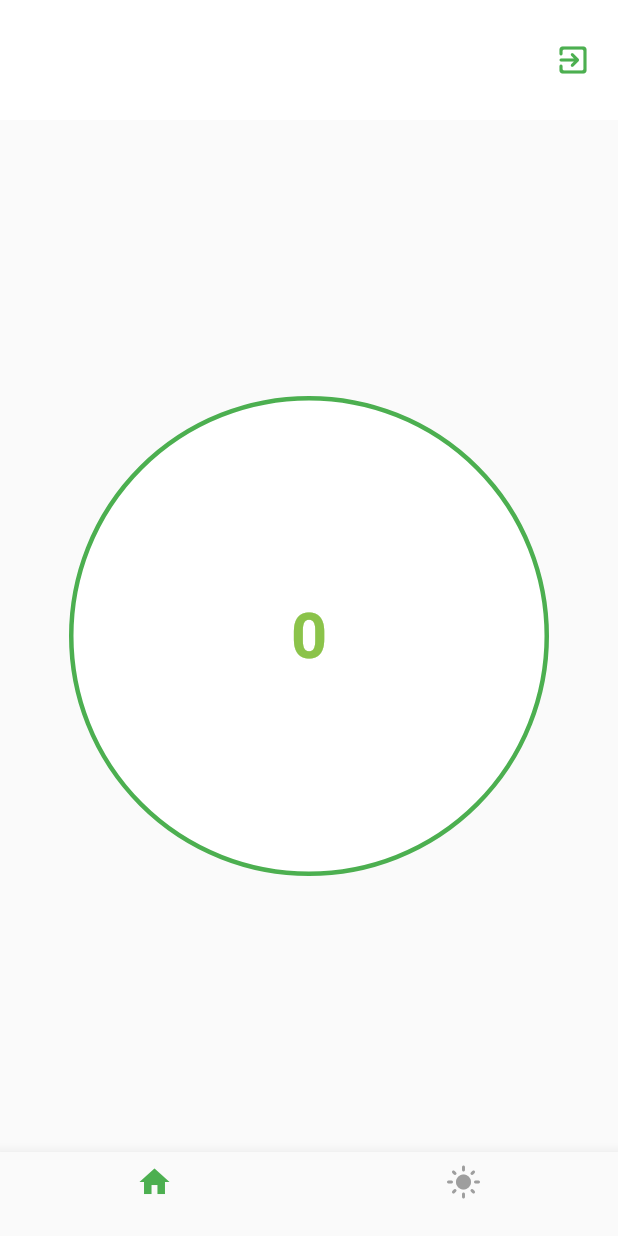
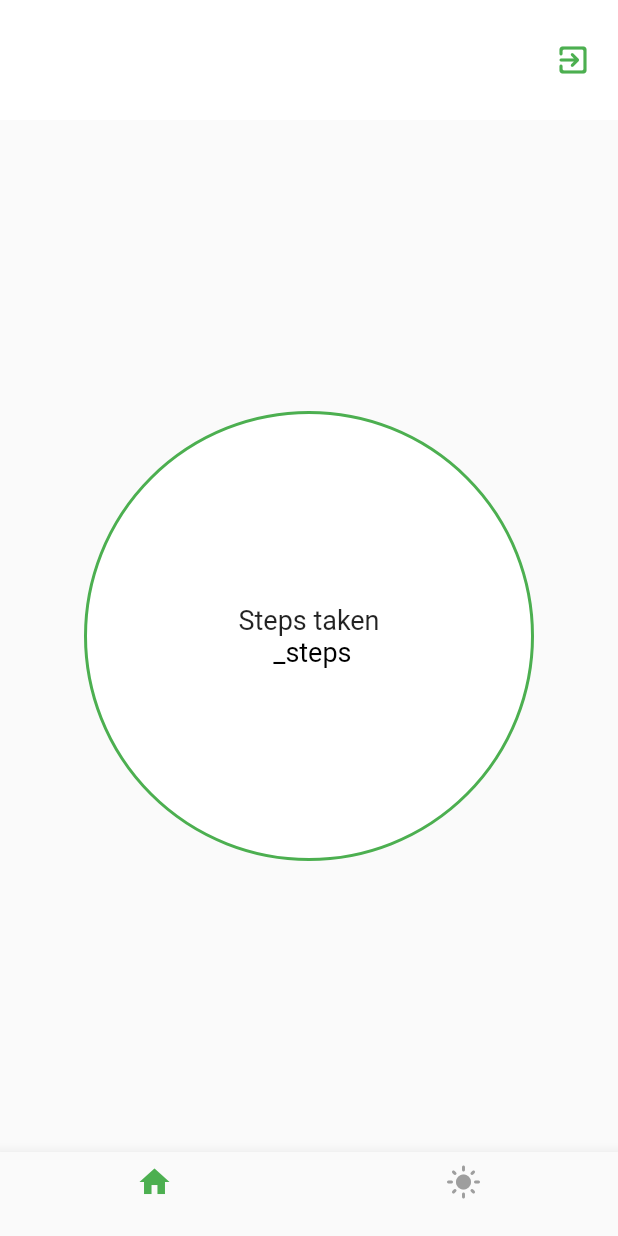
Before and after one commit to YuraYB3/krok_task, a Flutter app: the screen it shows after launch, after a tap on the "exit to app" icon, on a phone screen of 412 x 824 dp. Run offline on Flutter 3.47's test engine with Material 2 defaults, Android fonts, the phone set to English and light mode, and no system bars; our stand-ins replace cloud_firestore, firebase_auth, firebase_core, google_sign_in, pedometer; accounts and stored records are empty.

Commit message:
Connected pedometr

```diff
--- a/lib/Screens/home_page.dart
+++ b/lib/Screens/home_page.dart
@@ -1,31 +1,102 @@
 import 'package:flutter/material.dart';
+import 'package:pedometer/pedometer.dart';
 
-class HomePage extends StatelessWidget {
-  const HomePage({super.key});
+String formatDate(DateTime d) {
+  return d.toString().substring(0, 19);
+}
 
+class HomePage extends StatefulWidget {
+  @override
+  State<HomePage> createState() => _HomePageState();
+}
+
+class _HomePageState extends State<HomePage> {
+  late Stream<StepCount> _stepCountStream;
+
+  late Stream<PedestrianStatus> _pedestrianStatusStream;
+
+  String _status = '?', _steps = '?';
+
+  @override
+  void initState() {
+    super.initState();
+    initPlatformState();
+  }
+
+  void onStepCount(StepCount event) {
+    print(event);
+    setState(() {
+      _steps = event.steps.toString();
+    });
+  }
+
+  void onPedestrianStatusChanged(PedestrianStatus event) {
+    print(event);
+    setState(() {
+      _status = event.status;
+    });
+  }
+
+  void onPedestrianStatusError(error) {
+    print('onPedestrianStatusError: $error');
+    setState(() {
+      _status = 'Pedestrian Status not available';
+    });
+    print(_status);
+  }
+
+  void onStepCountError(error) {
+    print('onStepCountError: $error');
+    setState(() {
+      _steps = 'Step Count not available';
+    });
+  }
+
+  void initPlatformState() {
+    _pedestrianStatusStream = Pedometer.pedestrianStatusStream;
+    _pedestrianStatusStream
+        .listen(onPedestrianStatusChanged)
+        .onError(onPedestrianStatusError);
+
+    _stepCountStream = Pedometer.stepCountStream;
+    _stepCountStream.listen(onStepCount).onError(onStepCountError);
+
+    if (!mounted) return;
+  }
+
+/*
+*/
   @override
   Widget build(BuildContext context) {
     return Scaffold(
       body: Center(
         child: Container(
-          width: 320,
-          height: 320,
+          width: 300, // Задайте бажану ширину для кола
+          height: 300, // Задайте бажану висоту для кола
           decoration: BoxDecoration(
-            color: Colors.white,
-            shape: BoxShape.circle,
+            color: Colors.white, // Білий колір для фону
+            shape: BoxShape.circle, // Форма - коло
             border: Border.all(
-              color: Colors.green,
-              width: 3.0,
+              color: Colors.green, // Колір рамки - зелений
+              width: 2.0, // Ширина рамки
             ),
           ),
-          child: const Center(
-            child: Text(
-              '0',
-              style: TextStyle(
-                color: Colors.lightGreen,
-                fontSize: 42,
-                fontWeight: FontWeight.bold,
-              ),
+          child: Center(
+            child: Column(
+              mainAxisAlignment: MainAxisAlignment.center,
+              children: const [
+                Text(
+                  'Steps taken',
+                  style: TextStyle(fontSize: 18),
+                ),
+                Text(
+                  " _steps",
+                  style: TextStyle(
+                    color: Colors.black,
+                    fontSize: 18,
+                  ),
+                ),
+              ],
             ),
           ),
         ),
--- a/lib/Screens/nav_page.dart
+++ b/lib/Screens/nav_page.dart
@@ -13,7 +13,7 @@ class NavPage extends StatefulWidget {
 class _NavPageState extends State<NavPage> {
   int _currentIndex = 0;
 
-  final List<Widget> _pages = [const HomePage(), const AchievementsPage()];
+  final List<Widget> _pages = [HomePage(), const AchievementsPage()];
   @override
   Widget build(BuildContext context) {
     var userNavBotBar = BottomNavigationBar(
@@ -56,7 +56,7 @@ class _NavPageState extends State<NavPage> {
                   onTap: () async {
                     AuthService().signOut();
                   },
-                  child: Icon(Icons.exit_to_app_rounded))),
+                  child: const Icon(Icons.exit_to_app_rounded))),
         )
       ],
     );
--- a/pubspec.yaml
+++ b/pubspec.yaml
@@ -39,6 +39,7 @@ dependencies:
   google_sign_in: ^6.1.5
   cloud_firestore: ^4.9.2
   provider: ^6.0.5
+  pedometer: ^4.0.1
 
 dev_dependencies:
   flutter_test:
```
Also changed, not shown: pubspec.lock, 3 other files.
